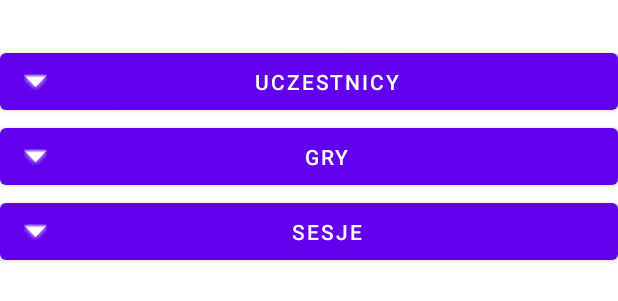
After one commit to staniakm/BoardGameTracker, an Android app: the layout event_main_view.xml on its own in the app's theme, with its tools: preview values and no code run, on a phone screen of 412 x 824 dp. The commit adds this screen. Shown: the top 301 px of the screen. Run offline under Robolectric (Android 15) with nearby library versions, the phone set to English and light mode, and no system bars.

Commit message:
create separate views

```diff
--- a/app/src/main/java/com/mariusz/boardgametracker/ui/GameSessionActivity.kt
+++ b/app/src/main/java/com/mariusz/boardgametracker/ui/GameSessionActivity.kt
@@ -33,7 +33,7 @@ class GameSessionActivity : AppCompatActivity() {
             val boardGame = extras.getSerializable("game") as BoardGame
             val event = extras.getSerializable("event") as Event
             binding.gameName.text = boardGame.name
-            gameSessionViewModel.getGameSession(event.id!!, boardGame.id!!)
+            gameSessionViewModel.getRunningGameSession(event.id!!, boardGame.id!!)
                 .observe(this) {
                     it ?: gameSessionViewModel.createGameSession(event.id, boardGame.id)
                 }
--- a/app/src/main/java/com/mariusz/boardgametracker/viewModels/GameSessionViewModel.kt
+++ b/app/src/main/java/com/mariusz/boardgametracker/viewModels/GameSessionViewModel.kt
@@ -20,7 +20,7 @@ class GameSessionViewModel @Inject constructor(
 
     }
 
-    fun getGameSession(eventId: Int, gameId: Int): LiveData<GameSession?> {
+    fun getRunningGameSession(eventId: Int, gameId: Int): LiveData<GameSession?> {
         return gameSessionRepository.getActiveGameSession(eventId, gameId).asLiveData()
     }
 
--- /dev/null
+++ b/app/src/main/res/layout/event_main_view.xml
@@ -0,0 +1,49 @@
+<?xml version="1.0" encoding="utf-8"?>
+<androidx.constraintlayout.widget.ConstraintLayout xmlns:android="http://schemas.android.com/apk/res/android"
+    xmlns:app="http://schemas.android.com/apk/res-auto"
+    xmlns:tools="http://schemas.android.com/tools"
+    android:layout_width="match_parent"
+    android:layout_height="match_parent"
+    tools:context=".ui.EventActivity">
+
+    <TextView
+        android:id="@+id/eventName"
+        android:layout_width="match_parent"
+        android:layout_height="wrap_content"
+        android:textAlignment="center"
+        android:textSize="22sp"
+        android:textStyle="bold"
+        app:layout_constraintEnd_toEndOf="parent"
+        app:layout_constraintStart_toStartOf="parent"
+        app:layout_constraintTop_toTopOf="parent" />
+
+    <Button
+        android:id="@+id/participants"
+        android:layout_width="match_parent"
+        android:layout_height="50dp"
+        android:text="Uczestnicy"
+        app:icon="@android:drawable/arrow_down_float"
+        app:layout_constraintEnd_toEndOf="parent"
+        app:layout_constraintStart_toStartOf="parent"
+        app:layout_constraintTop_toBottomOf="@id/eventName" />
+
+    <Button
+        android:id="@+id/games"
+        android:layout_width="match_parent"
+        android:layout_height="50dp"
+        android:text="Gry"
+        app:icon="@android:drawable/arrow_down_float"
+        app:layout_constraintEnd_toEndOf="parent"
+        app:layout_constraintStart_toStartOf="parent"
+        app:layout_constraintTop_toBottomOf="@id/participants" />
+
+    <Button
+        android:id="@+id/sessions"
+        android:layout_width="match_parent"
+        android:layout_height="50dp"
+        android:text="Sesje"
+        app:icon="@android:drawable/arrow_down_float"
+        app:layout_constraintEnd_toEndOf="parent"
+        app:layout_constraintStart_toStartOf="parent"
+        app:layout_constraintTop_toBottomOf="@id/games" />
+</androidx.constraintlayout.widget.ConstraintLayout>
```
Also changed, not shown: app/src/main/res/layout/event_games_view.xml (added, +37 -0 lines), app/src/main/res/layout/event_participants_view.xml (added, +39 -0 lines), app/src/main/res/layout/event_sessions_view.xml (added, +38 -0 lines).
